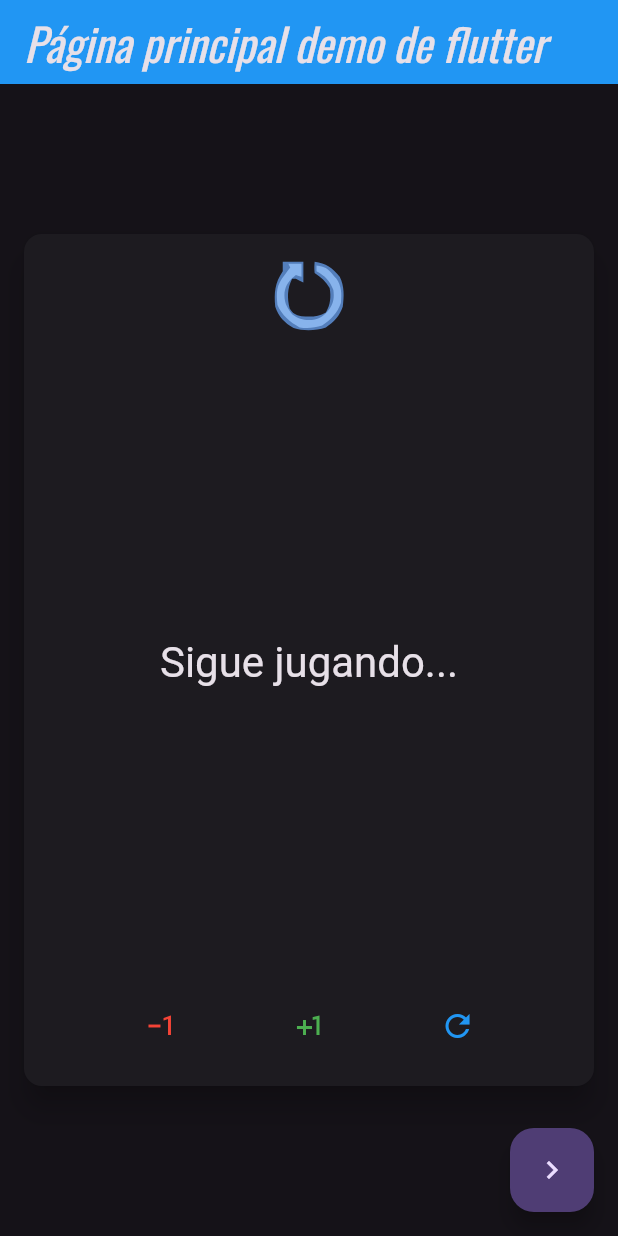
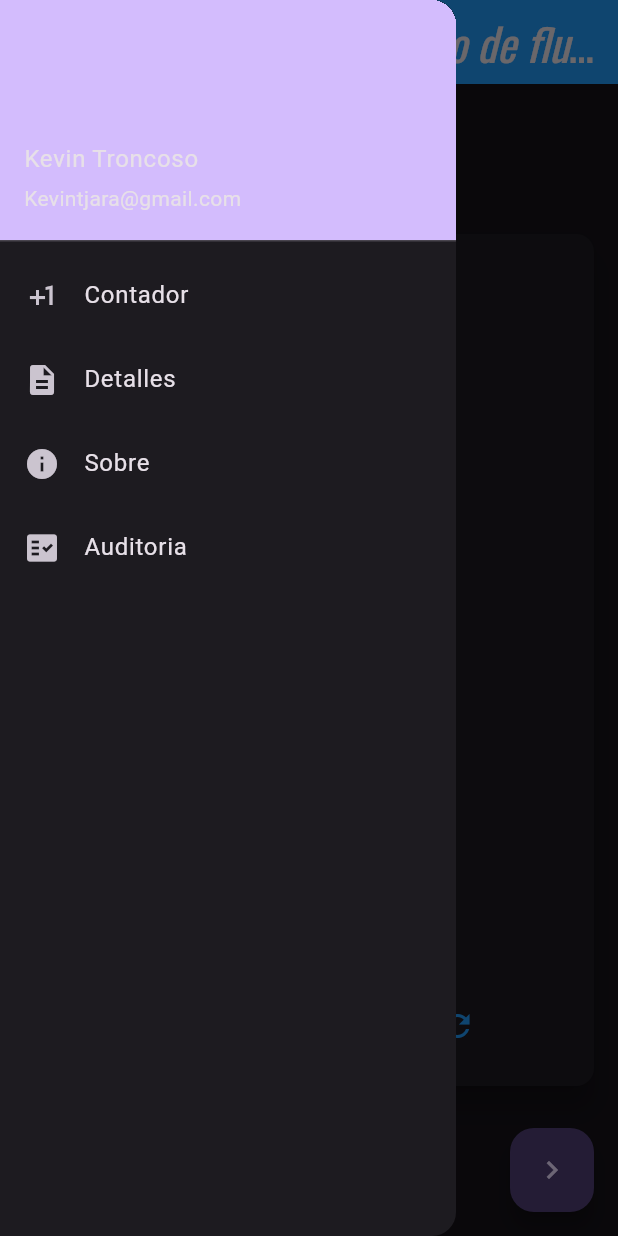
Before and after one commit to KevinATJ/3479A321_2022479006, a Flutter app: the screen it shows after launch, with the side drawer open (before the commit the screen has no drawer), on a phone screen of 412 x 824 dp. Run offline on Flutter 3.47's test engine with Material 3 defaults, Android fonts, the phone set to English and light mode, and no system bars; our stand-ins replace flutter_svg, google_fonts, logger.

Commit message:
Listo punto 1

```diff
--- a/lib/pages/myhomepage.dart
+++ b/lib/pages/myhomepage.dart
@@ -1,4 +1,5 @@
 import 'package:flutter/material.dart';
+import 'package:flutter_lab1/pages/aboutpage.dart';
 import 'package:flutter_lab1/pages/detailpage.dart';
 import 'package:flutter_svg/flutter_svg.dart';
 import 'package:logger/logger.dart';
@@ -86,6 +87,54 @@ class _MyHomePageState extends State<MyHomePage> {
       appBar: AppBar(
         backgroundColor: Colors.blue,
         title: Text(widget.title),
+      ),
+      drawer: Drawer(
+        child: ListView(
+          padding: EdgeInsets.zero,
+          children: [
+            const UserAccountsDrawerHeader(
+              accountName: Text('Kevin Troncoso'),
+              accountEmail: Text('Kevintjara@gmail.com'),
+            ),
+            ListTile(
+              leading: const Icon(Icons.plus_one),
+              title: const Text('Contador'),
+              onTap: (){
+                _incrementCounter();
+              },
+            ),
+            ListTile(
+              leading: const Icon(Icons.description),
+              title: const Text('Detalles'),
+              onTap: (){
+                Navigator.push(
+                  context,
+                  MaterialPageRoute(builder: (context) => const DetailPage()),
+                  );
+              },
+            ),
+            ListTile(
+              leading:  const Icon(Icons.info),
+              title: const Text('Sobre'),
+              onTap: (){
+                Navigator.push(
+                  context,
+                  MaterialPageRoute(builder: (context) => const AboutPage()),
+                  );
+              }
+            ),
+            ListTile(
+              leading:  const Icon(Icons.fact_check),
+              title: const Text('Auditoria'),
+              onTap: (){
+                //Navigator.push(
+                //  context,
+                //  MaterialPageRoute(builder: (context) => const AboutPage()),
+                //  );
+              }
+            ),
+          ],
+        ),
       ),
       body: Center(
         child: SizedBox(
```
